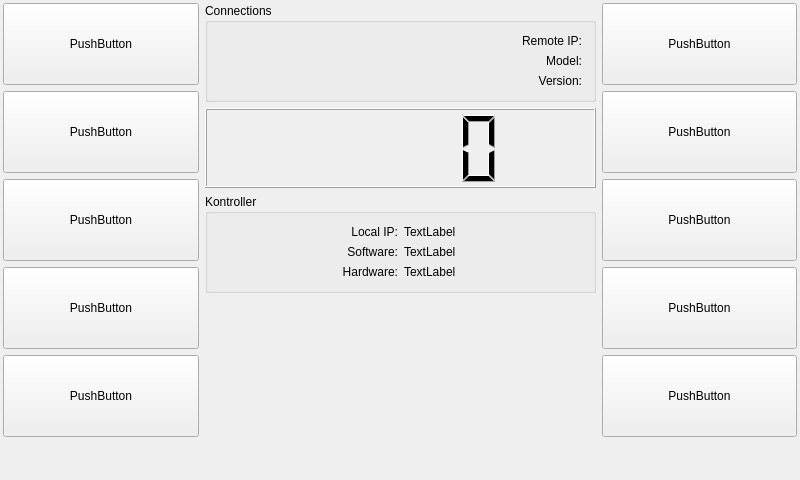
Above: atem-kontroller/mainwindow.ui from kajusz/stv-atem-control-surface before the change. Below: the same form after it.
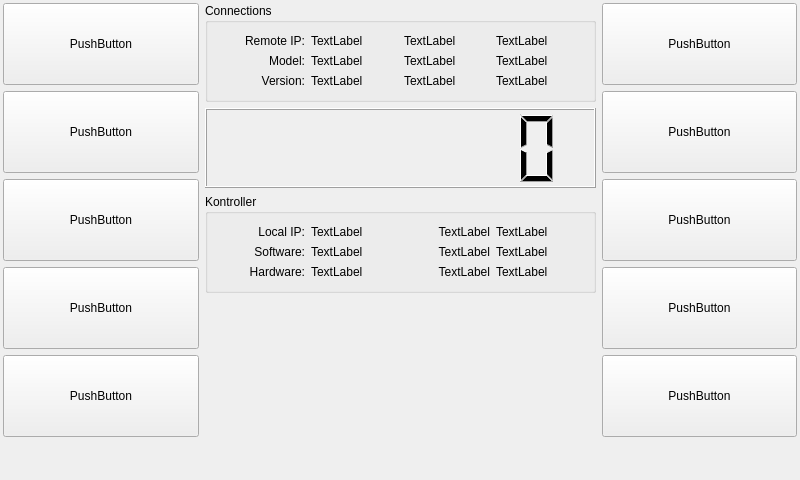
That is the form after the change. The open tabs and pages were chosen to show the change.

Diff of the .ui file:
```diff
--- a/atem-kontroller/mainwindow.ui
+++ b/atem-kontroller/mainwindow.ui
@@ -212,7 +212,79 @@
               </layout>
              </item>
              <item>
-              <layout class="QVBoxLayout" name="p1g1vR"/>
+              <layout class="QVBoxLayout" name="p1g1vR">
+               <item>
+                <widget class="QLabel" name="atm1ip">
+                 <property name="text">
+                  <string>TextLabel</string>
+                 </property>
+                </widget>
+               </item>
+               <item>
+                <widget class="QLabel" name="atm1model">
+                 <property name="text">
+                  <string>TextLabel</string>
+                 </property>
+                </widget>
+               </item>
+               <item>
+                <widget class="QLabel" name="atm1version">
+                 <property name="text">
+                  <string>TextLabel</string>
+                 </property>
+                </widget>
+               </item>
+              </layout>
+             </item>
+             <item>
+              <layout class="QVBoxLayout" name="verticalLayout_4">
+               <item>
+                <widget class="QLabel" name="label_16">
+                 <property name="text">
+                  <string>TextLabel</string>
+                 </property>
+                </widget>
+               </item>
+               <item>
+                <widget class="QLabel" name="label_17">
+                 <property name="text">
+                  <string>TextLabel</string>
+                 </property>
+                </widget>
+               </item>
+               <item>
+                <widget class="QLabel" name="label_18">
+                 <property name="text">
+                  <string>TextLabel</string>
+                 </property>
+                </widget>
+               </item>
+              </layout>
+             </item>
+             <item>
+              <layout class="QVBoxLayout" name="verticalLayout_5">
+               <item>
+                <widget class="QLabel" name="label_19">
+                 <property name="text">
+                  <string>TextLabel</string>
+                 </property>
+                </widget>
+               </item>
+               <item>
+                <widget class="QLabel" name="label_20">
+                 <property name="text">
+                  <string>TextLabel</string>
+                 </property>
+                </widget>
+               </item>
+               <item>
+                <widget class="QLabel" name="label_21">
+                 <property name="text">
+                  <string>TextLabel</string>
+                 </property>
+                </widget>
+               </item>
+              </layout>
              </item>
             </layout>
            </widget>
@@ -231,6 +303,9 @@
               <height>80</height>
              </size>
             </property>
+            <property name="digitCount">
+             <number>8</number>
+            </property>
            </widget>
           </item>
           <item>
@@ -306,10 +381,38 @@
                 <enum>QLayout::SetMaximumSize</enum>
                </property>
                <item>
+                <widget class="QLabel" name="labKip">
+                 <property name="text">
+                  <string>TextLabel</string>
+                 </property>
+                </widget>
+               </item>
+               <item>
+                <widget class="QLabel" name="labKsoft">
+                 <property name="text">
+                  <string>TextLabel</string>
+                 </property>
+                </widget>
+               </item>
+               <item>
+                <widget class="QLabel" name="labKhard">
+                 <property name="text">
+                  <string>TextLabel</string>
+                 </property>
+                </widget>
+               </item>
+              </layout>
+             </item>
+             <item>
+              <layout class="QVBoxLayout" name="verticalLayout_2">
+               <item>
                 <widget class="QLabel" name="label_7">
                  <property name="text">
                   <string>TextLabel</string>
                  </property>
+                 <property name="alignment">
+                  <set>Qt::AlignRight|Qt::AlignTrailing|Qt::AlignVCenter</set>
+                 </property>
                 </widget>
                </item>
                <item>
@@ -317,10 +420,41 @@
                  <property name="text">
                   <string>TextLabel</string>
                  </property>
+                 <property name="alignment">
+                  <set>Qt::AlignRight|Qt::AlignTrailing|Qt::AlignVCenter</set>
+                 </property>
                 </widget>
                </item>
                <item>
                 <widget class="QLabel" name="label_9">
+                 <property name="text">
+                  <string>TextLabel</string>
+                 </property>
+                 <property name="alignment">
+                  <set>Qt::AlignRight|Qt::AlignTrailing|Qt::AlignVCenter</set>
+                 </property>
+                </widget>
+               </item>
+              </layout>
+             </item>
+             <item>
+              <layout class="QVBoxLayout" name="verticalLayout_3">
+               <item>
+                <widget class="QLabel" name="label_13">
+                 <property name="text">
+                  <string>TextLabel</string>
+                 </property>
+                </widget>
+               </item>
+               <item>
+                <widget class="QLabel" name="label_14">
+                 <property name="text">
+                  <string>TextLabel</string>
+                 </property>
+                </widget>
+               </item>
+               <item>
+                <widget class="QLabel" name="label_15">
                  <property name="text">
                   <string>TextLabel</string>
                  </property>
```
Left out of the diff: 10 changed lines with no effect on the pictures.
